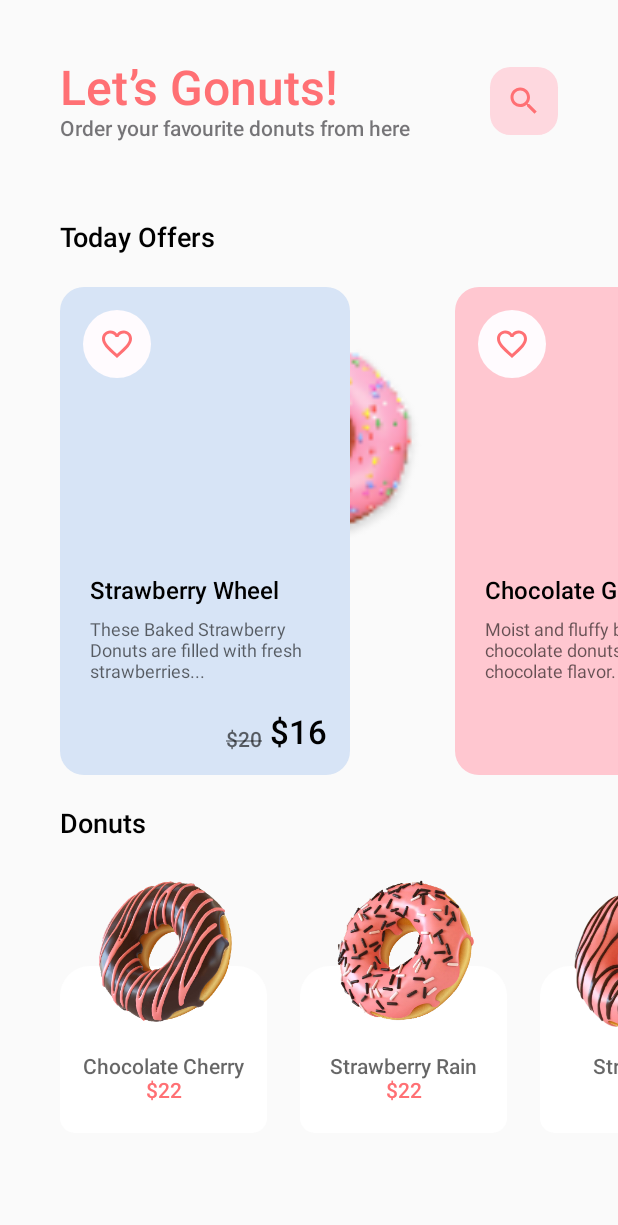
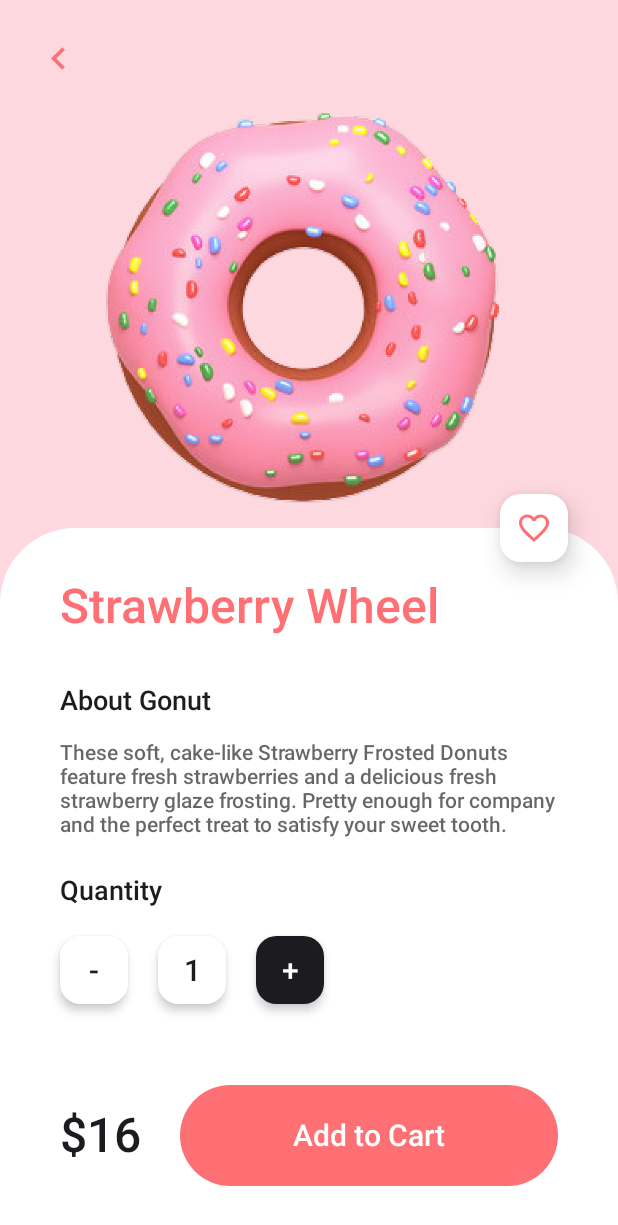
Before and after one commit to AmeerAmjed/Donut, an Android app built with Jetpack Compose: the screen it shows after launch (MainActivity), on a phone screen of 412 x 824 dp. Shown: the top 1225 px of the screen. Run offline under Robolectric (Android 15) with nearby library versions, the phone set to English and light mode, and no system bars; our stand-ins replace Dagger/Hilt's generated code, accompanist, constraintlayout-compose.

Commit message:
handel details screen

```diff
--- a/app/src/main/java/com/ameer/donut/ui/screens/composable/CustomSmallButton.kt
+++ b/app/src/main/java/com/ameer/donut/ui/screens/composable/CustomSmallButton.kt
@@ -1,6 +1,5 @@
 package com.ameer.donut.ui.screens.composable
 
-import androidx.annotation.DrawableRes
 import androidx.compose.foundation.layout.PaddingValues
 import androidx.compose.foundation.layout.height
 import androidx.compose.foundation.layout.padding
@@ -12,6 +11,7 @@ import androidx.compose.material3.Button
 import androidx.compose.material3.ButtonDefaults
 import androidx.compose.material3.Icon
 import androidx.compose.material3.MaterialTheme
+import androidx.compose.material3.Text
 import androidx.compose.runtime.Composable
 import androidx.compose.ui.Modifier
 import androidx.compose.ui.graphics.Color
@@ -24,11 +24,14 @@ import com.ameer.donut.ui.theme.spacing
 
 @Composable
 fun CustomSmallButton(
-    imageVector: ImageVector,
+    imageVector: ImageVector? = null,
+    text: String? = null,
     modifier: Modifier = Modifier,
     contentColor: Color = MaterialTheme.colorScheme.onPrimary,
     background: Color = MaterialTheme.colorScheme.primary,
     shape: Shape = RoundedCornerShape(30),
+    elevation: Int = 0,
+    sizeIcon: Int = 24,
     onClick: () -> Unit,
 ) {
     Button(
@@ -41,18 +44,24 @@ fun CustomSmallButton(
             containerColor = background, contentColor = contentColor
         ),
         shape = shape,
-        contentPadding = PaddingValues(0.dp)
+        contentPadding = PaddingValues(0.dp),
+        elevation = ButtonDefaults.buttonElevation(
+            defaultElevation = elevation.dp
+        )
     ) {
-//        Text(
-//            text = stringResource(id = labelIdStringRes),
-//            style = MaterialTheme.typography.bodyMedium,
-//            color = colorLabel
-//        )
+        if (!text.isNullOrBlank()) {
+            Text(
+                text = text,
+                style = MaterialTheme.typography.bodyMedium,
+            )
+        }
+
+        if (imageVector != null)
             Icon(
                 imageVector = imageVector,
                 contentDescription = null,
                 modifier = Modifier
-                .size(24.dp)
+                    .size(sizeIcon.dp)
                     .padding(0.dp)
 
             )
--- a/app/src/main/java/com/ameer/donut/ui/screens/composable/SpaceHorizontal.kt
+++ b/app/src/main/java/com/ameer/donut/ui/screens/composable/SpaceHorizontal.kt
@@ -12,3 +12,13 @@ import com.ameer.donut.ui.theme.spacing
 fun SpacerHorizontal5() {
     Spacer(modifier = Modifier.width(MaterialTheme.spacing.space5))
 }
+
+@Composable
+fun SpacerHorizontal20() {
+    Spacer(modifier = Modifier.width(MaterialTheme.spacing.space20))
+}
+
+@Composable
+fun SpacerHorizontal26() {
+    Spacer(modifier = Modifier.width(MaterialTheme.spacing.space26))
+}
--- a/app/src/main/java/com/ameer/donut/ui/screens/composable/SpaceVertical.kt
+++ b/app/src/main/java/com/ameer/donut/ui/screens/composable/SpaceVertical.kt
@@ -18,6 +18,11 @@ fun SpacerVertical9() {
 }
 
 @Composable
+fun SpacerVertical16() {
+    Spacer(modifier = Modifier.height(MaterialTheme.spacing.space16))
+}
+
+@Composable
 fun SpacerVertical19() {
     Spacer(modifier = Modifier.height(MaterialTheme.spacing.space19))
 }
@@ -25,6 +30,11 @@ fun SpacerVertical19() {
 @Composable
 fun SpacerVertical25() {
     Spacer(modifier = Modifier.height(MaterialTheme.spacing.space25))
+}
+
+@Composable
+fun SpacerVertical33() {
+    Spacer(modifier = Modifier.height(MaterialTheme.spacing.space33))
 }
 
 
--- /dev/null
+++ b/app/src/main/java/com/ameer/donut/ui/screens/details/DetailsScreen.kt
@@ -0,0 +1,198 @@
+package com.ameer.donut.ui.screens.details
+
+import android.view.View
+import androidx.compose.foundation.Image
+import androidx.compose.foundation.background
+import androidx.compose.foundation.layout.Arrangement
+import androidx.compose.foundation.layout.Column
+import androidx.compose.foundation.layout.Row
+import androidx.compose.foundation.layout.fillMaxSize
+import androidx.compose.foundation.layout.fillMaxWidth
+import androidx.compose.foundation.layout.padding
+import androidx.compose.foundation.layout.size
+import androidx.compose.foundation.shape.RoundedCornerShape
+import androidx.compose.material.icons.Icons
+import androidx.compose.material.icons.filled.FavoriteBorder
+import androidx.compose.material.icons.filled.KeyboardArrowLeft
+import androidx.compose.material3.Card
+import androidx.compose.material3.CardDefaults
+import androidx.compose.material3.MaterialTheme
+import androidx.compose.material3.Text
+import androidx.compose.runtime.Composable
+import androidx.compose.runtime.SideEffect
+import androidx.compose.runtime.collectAsState
+import androidx.compose.ui.Alignment
+import androidx.compose.ui.Modifier
+import androidx.compose.ui.platform.LocalView
+import androidx.compose.ui.res.painterResource
+import androidx.compose.ui.res.stringResource
+import androidx.compose.ui.tooling.preview.Preview
+import androidx.compose.ui.unit.dp
+import androidx.constraintlayout.compose.ConstraintLayout
+import com.ameer.donut.R
+import com.ameer.donut.ui.screens.composable.CustomButton
+import com.ameer.donut.ui.screens.composable.CustomSmallButton
+import com.ameer.donut.ui.screens.composable.SpacerHorizontal26
+import com.ameer.donut.ui.screens.composable.SpacerVertical16
+import com.ameer.donut.ui.screens.composable.SpacerVertical25
+import com.ameer.donut.ui.screens.composable.SpacerVertical33
+import com.ameer.donut.ui.screens.composable.SpacerVertical54
+import com.ameer.donut.ui.screens.details.composable.Quantity
+import com.ameer.donut.ui.theme.DonutTheme
+import com.ameer.donut.ui.theme.lightSecondary
+import com.ameer.donut.ui.theme.spacing
+import com.google.accompanist.systemuicontroller.SystemUiController
+import com.google.accompanist.systemuicontroller.rememberSystemUiController
+
+
+@Composable
+fun DetailsScreen() {
+    val state: DetailsViewModel = DetailsViewModel()
+    val systemUiController = rememberSystemUiController()
+    val view = LocalView.current
+    DetailsContent(
+        state = state.state.collectAsState().value,
+        systemUiController = systemUiController,
+        view = view,
+    )
+}
+
+@Composable
+fun DetailsContent(
+    state: DetailsUiState,
+    systemUiController: SystemUiController,
+    view: View,
+) {
+
+    Column(
+        Modifier
+            .fillMaxSize()
+            .background(MaterialTheme.colorScheme.secondary),
+        verticalArrangement = Arrangement.Bottom,
+        horizontalAlignment = Alignment.Start
+    ) {
+
+
+        ConstraintLayout(modifier = Modifier.fillMaxSize()) {
+            val (card, image, favorite, back) = createRefs()
+
+            CustomSmallButton(
+                imageVector = Icons.Default.KeyboardArrowLeft,
+                background = MaterialTheme.colorScheme.secondary,
+                contentColor = MaterialTheme.colorScheme.primary,
+                sizeIcon = 30,
+                modifier = Modifier
+                    .padding(MaterialTheme.spacing.space16)
+                    .constrainAs(back) {
+                        start.linkTo(parent.start)
+                        top.linkTo(parent.top)
+                    },
+            ) {}
+
+            Image(
+                painter = painterResource(id = state.imageDrawableRes),
+                modifier = Modifier
+                    .size(300.dp)
+                    .fillMaxWidth()
+                    .constrainAs(image) {
+                        start.linkTo(parent.start)
+                        bottom.linkTo(card.top)
+                        end.linkTo(parent.end)
+                    },
+                contentDescription = "",
+            )
+
+            Card(
+                modifier = Modifier.constrainAs(card) {
+                    bottom.linkTo(parent.bottom)
+                    start.linkTo(parent.start)
+                    end.linkTo(parent.end)
+                },
+                shape = RoundedCornerShape(50.dp, 50.dp, 0.dp, 0.dp),
+                colors = CardDefaults.cardColors(
+                    containerColor = MaterialTheme.colorScheme.background
+                ),
+            ) {
+
+                Column(
+                    modifier = Modifier
+                        .fillMaxWidth()
+                        .padding(
+                            horizontal = MaterialTheme.spacing.space40,
+                            vertical = MaterialTheme.spacing.space33
+                        ),
+                    verticalArrangement = Arrangement.Bottom,
+                    horizontalAlignment = Alignment.Start
+                ) {
+                    Text(
+                        text = state.name,
+                        style = MaterialTheme.typography.headlineMedium,
+                        color = MaterialTheme.colorScheme.primary
+                    )
+                    SpacerVertical33()
+                    Text(
+                        text = stringResource(id = R.string.about_gonut),
+                        style = MaterialTheme.typography.bodyLarge,
+                    )
+                    SpacerVertical16()
+                    Text(
+                        text = state.descriptor,
+                        style = MaterialTheme.typography.labelMedium,
+                        color = MaterialTheme.typography.labelMedium.color.copy(.6F)
+                    )
+                    SpacerVertical25()
+                    Quantity(state)
+                    SpacerVertical54()
+                    Row(
+                        horizontalArrangement = Arrangement.Center,
+                        verticalAlignment = Alignment.CenterVertically
+                    ) {
+                        Text(
+                            text = state.price, style = MaterialTheme.typography.headlineMedium
+                        )
+                        SpacerHorizontal26()
+                        CustomButton(labelIdStringRes = R.string.add_to_cart) {
+
+                        }
+                    }
+
+
+                }
+
+            }
+
+            CustomSmallButton(
+                Icons.Default.FavoriteBorder,
+                background = MaterialTheme.colorScheme.background,
+                contentColor = MaterialTheme.colorScheme.primary,
+                elevation = 10,
+                modifier = Modifier
+                    .padding(MaterialTheme.spacing.space33)
+                    .constrainAs(favorite) {
+                        top.linkTo(card.top)
+                        bottom.linkTo(card.top)
+                        end.linkTo(parent.end)
+                    },
+            ) {}
+
+        }
+
+    }
+
+
+    if (!view.isInEditMode) {
+        SideEffect {
+            systemUiController.setStatusBarColor(color = lightSecondary)
+        }
+    }
+
+}
+
+
+@Preview
+@Composable
+private fun DetailsPreview() {
+    DonutTheme {
+        DetailsScreen()
+    }
+}
--- /dev/null
+++ b/app/src/main/java/com/ameer/donut/ui/screens/details/DetailsUiState.kt
@@ -0,0 +1,14 @@
+package com.ameer.donut.ui.screens.details
+
+import androidx.annotation.DrawableRes
+import com.ameer.donut.R
+import com.ameer.donut.ui.screens.base.BaseUiState
+
+data class DetailsUiState(
+    val name: String = "Strawberry Wheel",
+    val descriptor: String = "These soft, cake-like Strawberry Frosted Donuts feature fresh strawberries and a delicious fresh strawberry glaze frosting. Pretty enough for company and the perfect treat to satisfy your sweet tooth.",
+    @DrawableRes val imageDrawableRes: Int = R.drawable.img_dount_details,
+    val price: String = "$16",
+    val quantity: Int = 1,
+    val isFavorite: Boolean = false,
+) : BaseUiState
--- /dev/null
+++ b/app/src/main/java/com/ameer/donut/ui/screens/details/DetailsViewModel.kt
@@ -0,0 +1,5 @@
+package com.ameer.donut.ui.screens.details
+
+import com.ameer.donut.ui.screens.base.BaseViewModel
+
+class DetailsViewModel : BaseViewModel<DetailsUiState>(DetailsUiState())
--- /dev/null
+++ b/app/src/main/java/com/ameer/donut/ui/screens/details/composable/quantity.kt
@@ -0,0 +1,46 @@
+package com.ameer.donut.ui.screens.details.composable
+
+import androidx.compose.foundation.layout.Column
+import androidx.compose.foundation.layout.Row
+import androidx.compose.material3.MaterialTheme
+import androidx.compose.material3.Text
+import androidx.compose.runtime.Composable
+import androidx.compose.ui.res.stringResource
+import com.ameer.donut.R
+import com.ameer.donut.ui.screens.composable.CustomSmallButton
+import com.ameer.donut.ui.screens.composable.SpacerHorizontal20
+import com.ameer.donut.ui.screens.composable.SpacerVertical19
+import com.ameer.donut.ui.screens.composable.SpacerVertical25
+import com.ameer.donut.ui.screens.details.DetailsUiState
+
+@Composable
+fun Quantity(state: DetailsUiState) {
+    Column {
+        Text(
+            text = stringResource(id = R.string.quantity),
+            style = MaterialTheme.typography.bodyLarge,
+        )
+        SpacerVertical19()
+        Row {
+            CustomSmallButton(
+                text = "-",
+                background = MaterialTheme.colorScheme.background,
+                contentColor = MaterialTheme.colorScheme.onSurface,
+                elevation = 4
+            ) {}
+            SpacerHorizontal20()
+            CustomSmallButton(
+                text = state.quantity.toString(),
+                background = MaterialTheme.colorScheme.background,
+                contentColor = MaterialTheme.colorScheme.onSurface,
+                elevation = 4
+            ) {}
+            SpacerHorizontal20()
+            CustomSmallButton(
+                text = "+",
+                background = MaterialTheme.colorScheme.onSurface,
+                elevation = 4
+            ) {}
+        }
+    }
+}
--- a/app/src/main/java/com/ameer/donut/ui/screens/home/composable/ItemOffer.kt
+++ b/app/src/main/java/com/ameer/donut/ui/screens/home/composable/ItemOffer.kt
@@ -57,15 +57,7 @@ fun ItemOffer(state: OfferUiState) {
                 )
             ) {
 
-                CustomSmallButton(
-                    Icons.Default.FavoriteBorder,
-                    background = MaterialTheme.colorScheme.surface,
-                    contentColor = MaterialTheme.colorScheme.primary,
-                    shape = CircleShape,
-                    modifier = Modifier.padding(
-                        MaterialTheme.spacing.space15
-                    ),
-                ) {}
+
                 Spacer(modifier = Modifier.weight(1F))
 
                 Text(
--- a/app/src/main/java/com/ameer/donut/ui/screens/main/MainActivity.kt
+++ b/app/src/main/java/com/ameer/donut/ui/screens/main/MainActivity.kt
@@ -7,6 +7,7 @@ import androidx.compose.material3.Text
 import androidx.compose.runtime.Composable
 import androidx.compose.ui.Modifier
 import androidx.compose.ui.tooling.preview.Preview
+import com.ameer.donut.ui.screens.details.DetailsScreen
 import com.ameer.donut.ui.screens.home.HomeScreen
 import com.ameer.donut.ui.theme.DonutTheme
 
@@ -16,7 +17,7 @@ class MainActivity : ComponentActivity() {
         super.onCreate(savedInstanceState)
         setContent {
             DonutTheme {
-                HomeScreen()
+                DetailsScreen()
             }
         }
     }
--- a/app/src/main/java/com/ameer/donut/ui/theme/Spacing.kt
+++ b/app/src/main/java/com/ameer/donut/ui/theme/Spacing.kt
@@ -10,6 +10,7 @@ data class Spacing(
     val space9: Dp = 9.dp,
     val space13: Dp = 13.dp,
     val space15: Dp = 15.dp,
+    val space16: Dp = 16.dp,
     val space19: Dp = 19.dp,
     val space20: Dp = 20.dp,
     val space22: Dp = 22.dp,
--- a/app/src/main/res/values/strings.xml
+++ b/app/src/main/res/values/strings.xml
@@ -9,4 +9,7 @@
     <string name="order_your_favourite_donuts">Order your favourite donuts from here</string>
     <string name="today_offers">Today Offers</string>
     <string name="donuts">Donuts</string>
+    <string name="about_gonut">About Gonut</string>
+    <string name="quantity">Quantity</string>
+    <string name="add_to_cart">Add to Cart</string>
 </resources>
```
Also changed, not shown: app/src/main/res/drawable-hdpi/img_dount_details.png (added), app/src/main/res/drawable-mdpi/img_dount_details.png (added), app/src/main/res/drawable-xhdpi/img_dount_details.png (added), app/src/main/res/drawable-xxhdpi/img_dount_details.png (added), app/src/main/res/drawable-xxxhdpi/img_dount_details.png (added). Lines whose indentation alone changed are shown as unchanged.
